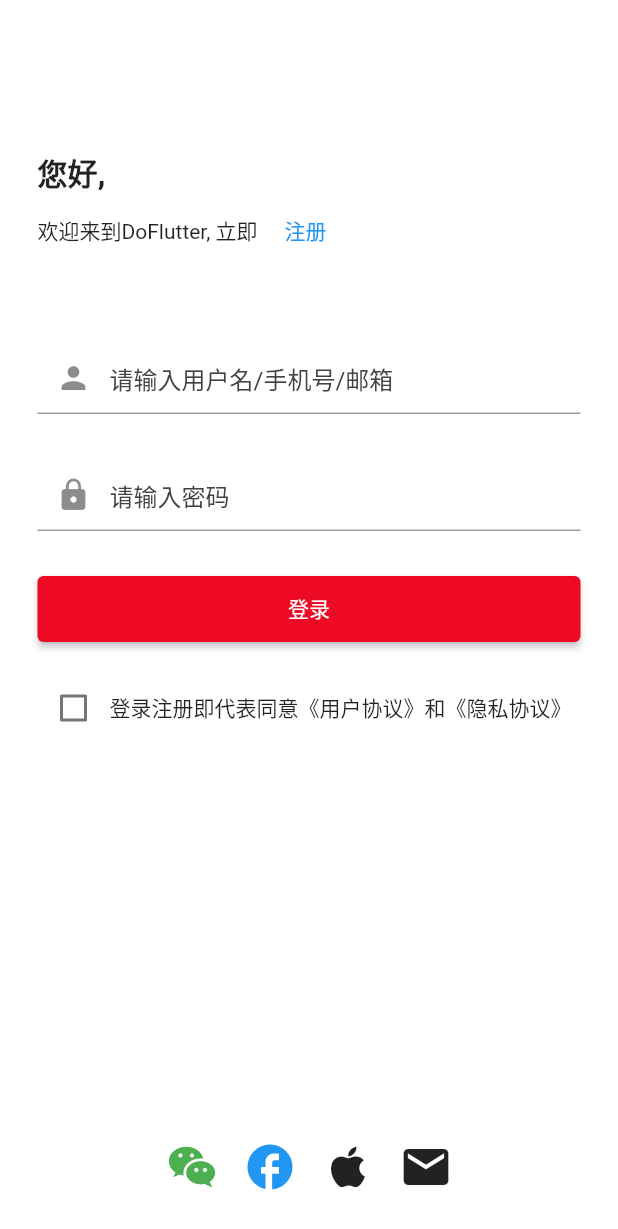
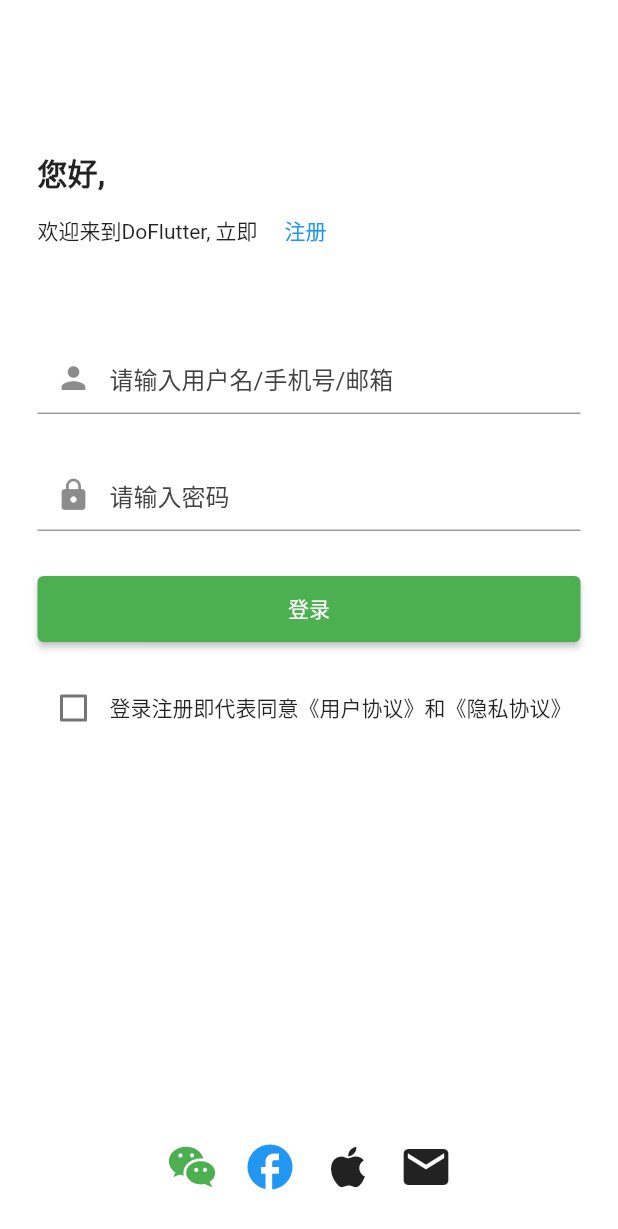
Before and after one commit to deepindo/DoFlutter, a Flutter app: the screen it shows after launch, on a phone screen of 412 x 824 dp. Shown: the top 1229 px of the screen. Run offline on Flutter 3.47's test engine with Material 2 defaults, Android fonts, the light colour scheme and no system bars; our stand-ins replace banner_carousel, flutter_swiper, get, webview_flutter; missing offline and left inert: dart:ffi.

Commit message:
主题色调整

```diff
--- a/lib/global/do_theme.dart
+++ b/lib/global/do_theme.dart
@@ -22,9 +22,11 @@ final ThemeData doThemeData = ThemeData(
       // 背景色
       backgroundColor: MaterialStateProperty.resolveWith((states) {
         if (states.contains(MaterialState.disabled)) {
-          return DoColors.danger.withOpacity(0.5);
+          // return DoColors.danger.withOpacity(0.5);
+          return Colors.green.withOpacity(0.5);
         } else {
-          return DoColors.danger;
+          // return DoColors.danger;
+          return Colors.green;
         }
       }),
     ),
@@ -55,7 +57,7 @@ final ThemeData doThemeData = ThemeData(
     foregroundColor: Colors.black,
     titleTextStyle: TextStyle(
         color: Colors.black, fontSize: 16, fontWeight: FontWeight.w300),
-    // centerTitle: true,
+    centerTitle: true,
     elevation: 0,
   ),
 
--- a/lib/pages/tabBar/book_page.dart
+++ b/lib/pages/tabBar/book_page.dart
@@ -56,6 +56,7 @@ class _BookPageState extends State<BookPage> {
             fontWeight: FontWeight.w900,
           ),
         ),
+        centerTitle: false,
         actions: [
           IconButton(
               onPressed: () {
```
Also changed, not shown: 2 other files.
